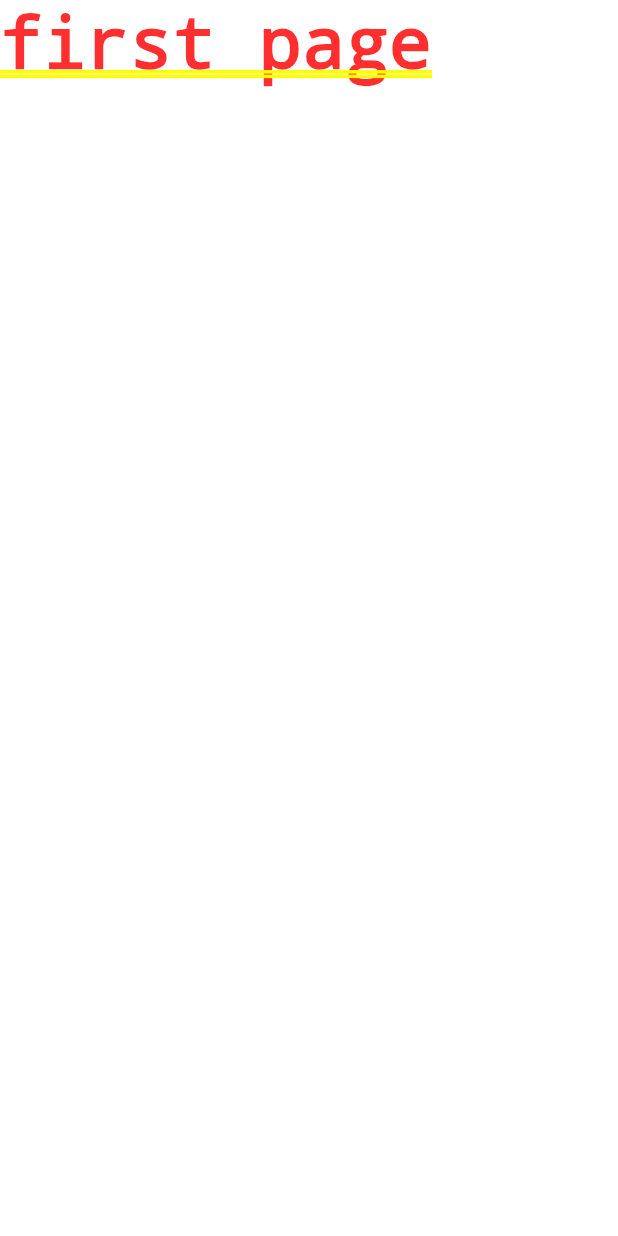
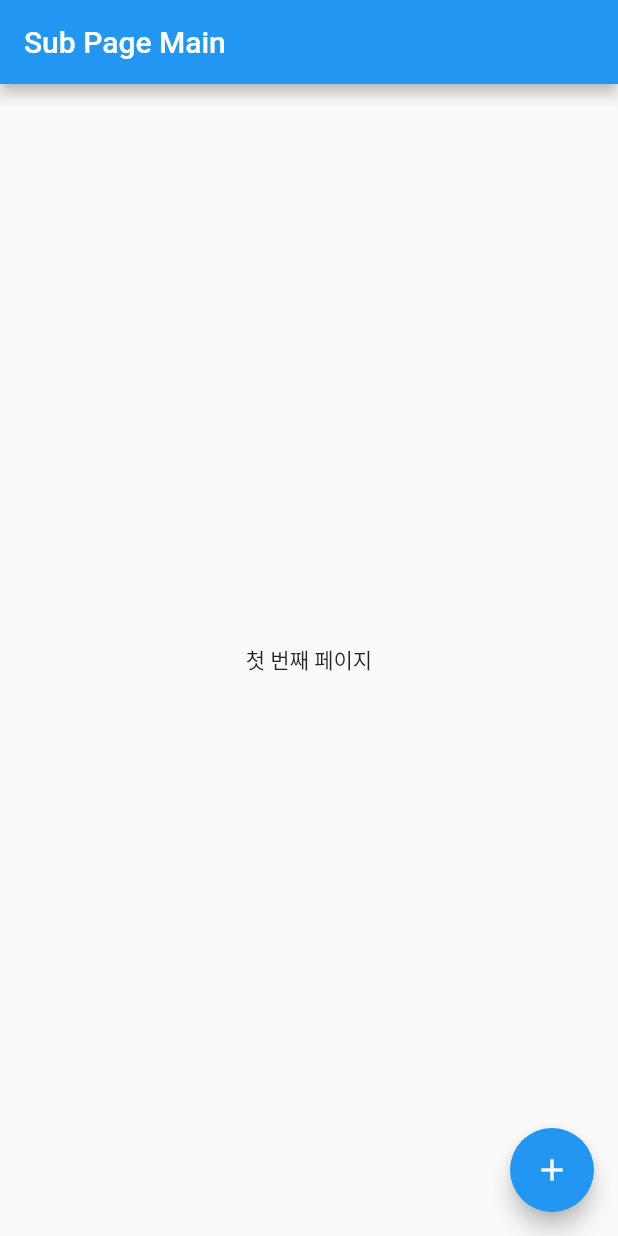
Before and after one commit to junhaesung/flutter-do-it-navigation, a Flutter app: the screen it shows after launch, on a phone screen of 412 x 824 dp. Run offline on Flutter 3.47's test engine with Material 2 defaults, Android fonts, the phone set to English and light mode, and no system bars.

Commit message:
2단계: 위젯으로 화면 작성

```diff
--- a/lib/main.dart
+++ b/lib/main.dart
@@ -22,6 +22,19 @@ class FirstPage extends StatefulWidget {
 class _FirstPage extends State<FirstPage> {
   @override
   Widget build(BuildContext context) {
-    return Text('first page');
+    return Scaffold(
+      appBar: AppBar(
+        title: Text('Sub Page Main'),
+      ),
+      body: Container(
+        child: Center(
+          child: Text('첫 번째 페이지'),
+        ),
+      ),
+      floatingActionButton: FloatingActionButton(
+        onPressed: () {},
+        child: Icon(Icons.add),
+      ),
+    );
   }
 }
```
